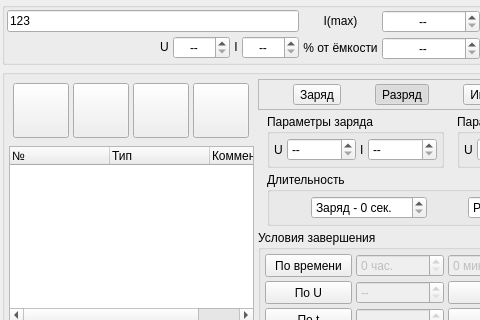
First picture: the form in data/zrmstageseditor.ui, repository dostapazov/powermon, before the edit; both pictures show x 0 to 480 and y 0 to 320 of the 653 by 405 pixel window.
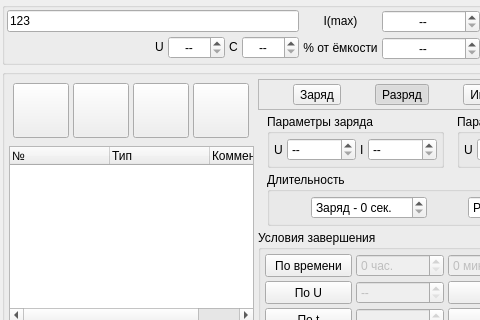
Second picture: the form after the edit. Icons and pictures are not drawn. Custom widgets are drawn as their Qt base class.

The edit to the form file:
```diff
--- a/data/zrmstageseditor.ui
+++ b/data/zrmstageseditor.ui
@@ -151,7 +151,7 @@
              </sizepolicy>
             </property>
             <property name="text">
-             <string>I</string>
+             <string>C</string>
             </property>
             <property name="alignment">
              <set>Qt::AlignCenter</set>
```
